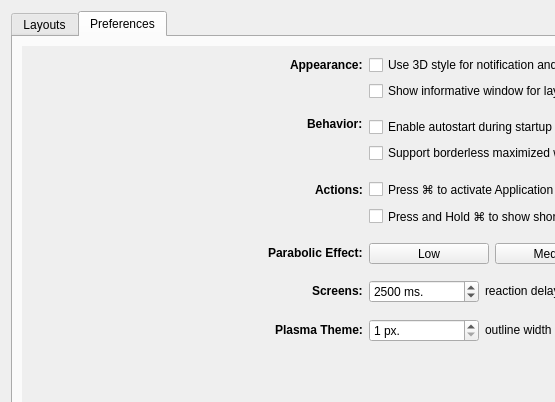
KDE/latte-dock, file app/settings/settingsdialog.ui: the form before one commit; both pictures show x 0 to 555 and y 0 to 402 of the 930 by 716 pixel window.
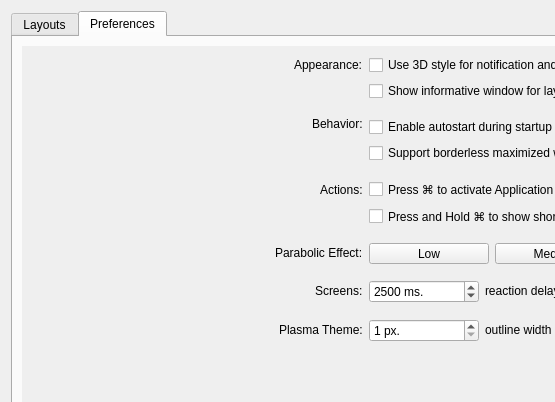
The form after the commit. The open tabs and pages were chosen to show the change. Icons and pictures are not drawn. Custom widgets are drawn as their Qt base class.

Commit message: remove boldness from preferences settings

The edit to the form file:
```diff
--- a/app/settings/settingsdialog.ui
+++ b/app/settings/settingsdialog.ui
@@ -863,12 +863,6 @@
                </item>
                <item>
                 <widget class="QLabel" name="appearanceLbl">
-                 <property name="font">
-                  <font>
-                   <weight>75</weight>
-                   <bold>true</bold>
-                  </font>
-                 </property>
                  <property name="text">
                   <string>Appearance:</string>
                  </property>
@@ -902,12 +896,6 @@
                    <verstretch>0</verstretch>
                   </sizepolicy>
                  </property>
-                 <property name="font">
-                  <font>
-                   <weight>75</weight>
-                   <bold>true</bold>
-                  </font>
-                 </property>
                  <property name="text">
                   <string>Behavior:</string>
                  </property>
@@ -935,12 +923,6 @@
                </item>
                <item>
                 <widget class="QLabel" name="actionsLbl">
-                 <property name="font">
-                  <font>
-                   <weight>75</weight>
-                   <bold>true</bold>
-                  </font>
-                 </property>
                  <property name="text">
                   <string>Actions:</string>
                  </property>
@@ -974,12 +956,6 @@
                    <verstretch>0</verstretch>
                   </sizepolicy>
                  </property>
-                 <property name="font">
-                  <font>
-                   <weight>75</weight>
-                   <bold>true</bold>
-                  </font>
-                 </property>
                  <property name="text">
                   <string>Parabolic Effect:</string>
                  </property>
@@ -1013,12 +989,6 @@
                    <verstretch>0</verstretch>
                   </sizepolicy>
                  </property>
-                 <property name="font">
-                  <font>
-                   <weight>75</weight>
-                   <bold>true</bold>
-                  </font>
-                 </property>
                  <property name="text">
                   <string>Screens:</string>
                  </property>
@@ -1052,12 +1022,6 @@
                    <verstretch>0</verstretch>
                   </sizepolicy>
                  </property>
-                 <property name="font">
-                  <font>
-                   <weight>75</weight>
-                   <bold>true</bold>
-                  </font>
-                 </property>
                  <property name="text">
                   <string>Plasma Theme:</string>
                  </property>
```
Left out of the diff: 4 changed lines with no effect on the pictures.
